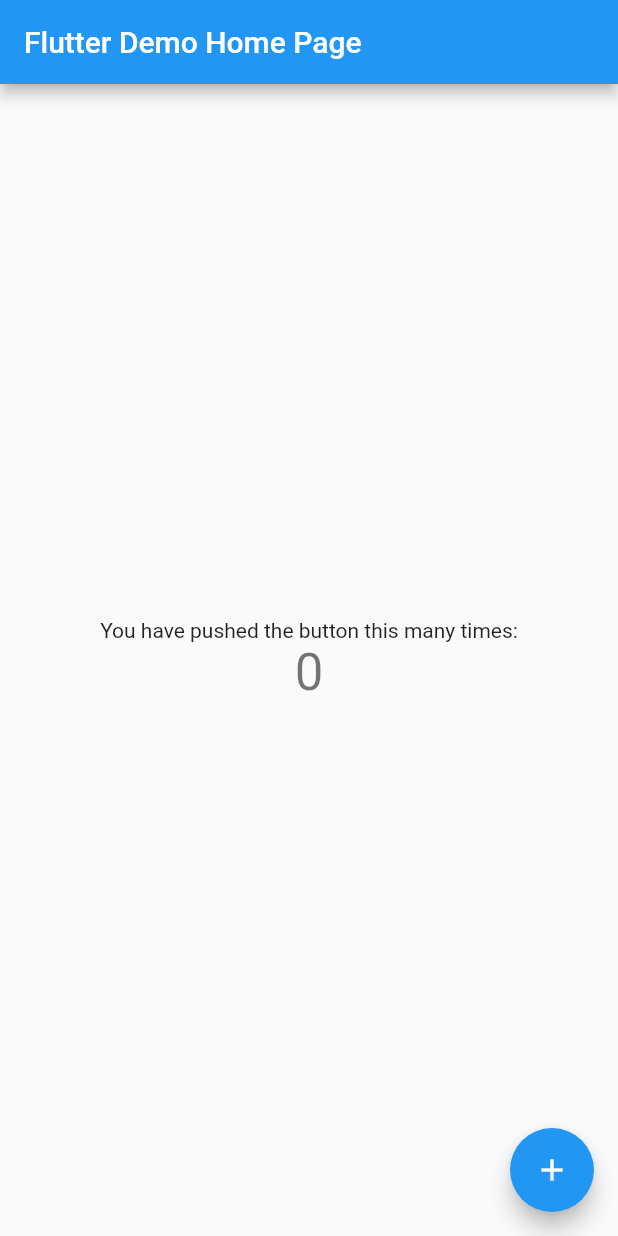
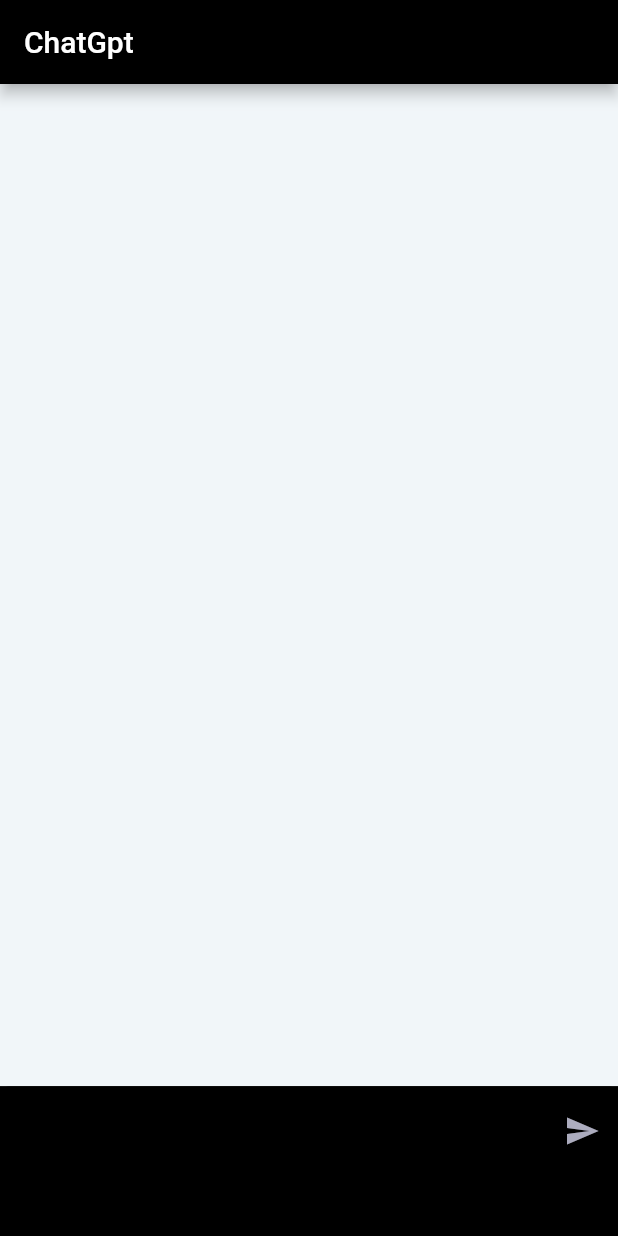
Before and after one commit to uttkarshhousr/chatgpt, a Flutter app: the screen it shows after launch, on a phone screen of 412 x 824 dp. Run offline on Flutter 3.47's test engine with Material 2 defaults, Android fonts, the phone set to English and light mode, and no system bars; our stand-ins replace animated_text_kit, flutter_dotenv, get.

Commit message:
v-2 chat feature

```diff
--- /dev/null
+++ b/lib/Controller/MessageController.dart
@@ -0,0 +1,11 @@
+import 'package:get/get_rx/src/rx_types/rx_types.dart';
+import 'package:get/get_state_manager/src/simple/get_controllers.dart';
+
+class MessageController extends GetxController {
+  RxList objMessageController = [].obs;
+
+  void updateObjMessageController(Map value) {
+    objMessageController.add(value);
+  }
+
+}
--- /dev/null
+++ b/lib/data/models/prompt_model.dart
@@ -0,0 +1,8 @@
+
+import 'package:chatgpt_app/Controller/MessageController.dart';
+
+class PromptModel {
+  MessageController messageController;
+  PromptModel({required this.messageController}
+      );
+}
--- /dev/null
+++ b/lib/data/repositories/openai_repository.dart
@@ -0,0 +1,34 @@
+import 'dart:convert';
+import 'package:chatgpt_app/Controller/MessageController.dart';
+import 'package:get/get.dart';
+import '../services/openai_service.dart';
+
+MessageController messageController =Get.put(MessageController()) ;
+class OpenAIRepository {
+  final OpenAIService _openAIService;
+  final String prompt;
+
+  OpenAIRepository(this.prompt, {required OpenAIService openAIService})
+      : _openAIService = openAIService;
+
+   fetchPrompts() async
+  {
+    var response = await _openAIService.openAiService(prompt);
+    var jsonData = json.decode(response.body);
+    if(response.statusCode==200)
+    {
+      messageController.updateObjMessageController(
+          {
+            "isUser":false,
+            "message":jsonData["choices"][0]["message"]["content"]
+          }
+          );
+      messageController.objMessageController.refresh();
+      print(messageController.objMessageController);
+    }else
+    {
+      return [response.statusCode];
+    }
+  }
+
+}
--- a/lib/main.dart
+++ b/lib/main.dart
@@ -1,7 +1,21 @@
+import 'package:chatgpt_app/data/models/prompt_model.dart';
+import 'package:chatgpt_app/ui/views/home/home_view.dart';
+import 'package:chatgpt_app/ui/views/home/home_view_model.dart';
 import 'package:flutter/material.dart';
+import 'package:flutter_dotenv/flutter_dotenv.dart';
+import 'package:get/get.dart';
+import 'package:get/get_core/src/get_main.dart';
 
-void main() {
+import 'Controller/MessageController.dart';
+import 'data/services/openai_service.dart';
+void main() async{
+  try {
+    await dotenv.load(fileName: '.env.Production');
+  }catch(e){
+    print(e);
+  }
   runApp(const MyApp());
+
 }
 
 class MyApp extends StatelessWidget {
@@ -11,17 +25,8 @@ class MyApp extends StatelessWidget {
   @override
   Widget build(BuildContext context) {
     return MaterialApp(
-      title: 'Flutter Demo',
+      title: 'ChatGpt',
       theme: ThemeData(
-        // This is the theme of your application.
-        //
-        // Try running your application with "flutter run". You'll see the
-        // application has a blue toolbar. Then, without quitting the app, try
-        // changing the primarySwatch below to Colors.green and then invoke
-        // "hot reload" (press "r" in the console where you ran "flutter run",
-        // or simply save your changes to "hot reload" in a Flutter IDE).
-        // Notice that the counter didn't reset back to zero; the application
-        // is not restarted.
         primarySwatch: Colors.blue,
       ),
       home: const MyHomePage(title: 'Flutter Demo Home Page'),
@@ -31,85 +36,21 @@ class MyApp extends StatelessWidget {
 
 class MyHomePage extends StatefulWidget {
   const MyHomePage({super.key, required this.title});
-
-  // This widget is the home page of your application. It is stateful, meaning
-  // that it has a State object (defined below) that contains fields that affect
-  // how it looks.
-
-  // This class is the configuration for the state. It holds the values (in this
-  // case the title) provided by the parent (in this case the App widget) and
-  // used by the build method of the State. Fields in a Widget subclass are
-  // always marked "final".
-
   final String title;
 
   @override
   State<MyHomePage> createState() => _MyHomePageState();
 }
 
+MessageController messageController =Get.put(MessageController()) ;
+final prompt = PromptModel(messageController: messageController);
+
 class _MyHomePageState extends State<MyHomePage> {
-  int _counter = 0;
 
-  void _incrementCounter() {
-    setState(() {
-      // This call to setState tells the Flutter framework that something has
-      // changed in this State, which causes it to rerun the build method below
-      // so that the display can reflect the updated values. If we changed
-      // _counter without calling setState(), then the build method would not be
-      // called again, and so nothing would appear to happen.
-      _counter++;
-    });
-  }
+  final homeViewModel = HomeViewModel(promptModel: prompt);
 
   @override
   Widget build(BuildContext context) {
-    // This method is rerun every time setState is called, for instance as done
-    // by the _incrementCounter method above.
-    //
-    // The Flutter framework has been optimized to make rerunning build methods
-    // fast, so that you can just rebuild anything that needs updating rather
-    // than having to individually change instances of widgets.
-    return Scaffold(
-      appBar: AppBar(
-        // Here we take the value from the MyHomePage object that was created by
-        // the App.build method, and use it to set our appbar title.
-        title: Text(widget.title),
-      ),
-      body: Center(
-        // Center is a layout widget. It takes a single child and positions it
-        // in the middle of the parent.
-        child: Column(
-          // Column is also a layout widget. It takes a list of children and
-          // arranges them vertically. By default, it sizes itself to fit its
-          // children horizontally, and tries to be as tall as its parent.
-          //
-          // Invoke "debug painting" (press "p" in the console, choose the
-          // "Toggle Debug Paint" action from the Flutter Inspector in Android
-          // Studio, or the "Toggle Debug Paint" command in Visual Studio Code)
-          // to see the wireframe for each widget.
-          //
-          // Column has various properties to control how it sizes itself and
-          // how it positions its children. Here we use mainAxisAlignment to
-          // center the children vertically; the main axis here is the vertical
-          // axis because Columns are vertical (the cross axis would be
-          // horizontal).
-          mainAxisAlignment: MainAxisAlignment.center,
-          children: <Widget>[
-            const Text(
-              'You have pushed the button this many times:',
-            ),
-            Text(
-              '$_counter',
-              style: Theme.of(context).textTheme.headlineMedium,
-            ),
-          ],
-        ),
-      ),
-      floatingActionButton: FloatingActionButton(
-        onPressed: _incrementCounter,
-        tooltip: 'Increment',
-        child: const Icon(Icons.add),
-      ), // This trailing comma makes auto-formatting nicer for build methods.
-    );
+    return HomeView(homeViewModel: homeViewModel,);
   }
 }
--- /dev/null
+++ b/lib/ui/Shared/Widgets/text_field.dart
@@ -0,0 +1,71 @@
+import 'package:chatgpt_app/data/repositories/openai_repository.dart';
+import 'package:chatgpt_app/data/services/openai_service.dart';
+import 'package:flutter/material.dart';
+
+
+
+
+class AppTextField extends StatelessWidget {
+  final TextEditingController controller;
+
+
+  const AppTextField(
+    this.controller,
+ {
+    Key? key,
+  }) : super(key: key);
+
+  @override
+  Widget build(BuildContext context) {
+    return Container(
+height: 100,
+      decoration: const BoxDecoration(
+        color: Colors.black,
+        border: Border(
+          top: BorderSide(
+            color: Colors.black,
+            width: 0.5,
+          ),
+        ),
+      ),
+      child:TextFormField(
+        onFieldSubmitted: (e) {
+          OpenAIRepository(e, openAIService: OpenAIService()).fetchPrompts();
+          messageController.updateObjMessageController(
+              {
+                "isUser":true,
+                "message":e
+              }
+          );
+          messageController.objMessageController.refresh();
+          controller.clear();
+
+        },
+        controller: controller,
+        style: const TextStyle(
+          color: Colors.white,
+        ),
+        decoration: const InputDecoration(
+          focusColor: Colors.white,
+          filled: true,
+          fillColor: Colors.black,
+          suffixIcon: Icon(
+            Icons.send,
+            color: Color(0xffacacbe),
+          ),
+          focusedBorder: OutlineInputBorder(
+            borderSide: BorderSide.none,
+            borderRadius: BorderRadius.all(
+              Radius.circular(5.0),
+            ),
+          ),
+          border: OutlineInputBorder(
+
+            borderRadius: BorderRadius.all(
+              Radius.circular(5.0),
+            ),
+          ),
+        ),
+      ),
+    );
+  }}
--- /dev/null
+++ b/lib/ui/views/home/home_view.dart
@@ -0,0 +1,71 @@
+import 'package:flutter/material.dart';
+import 'package:get/get_state_manager/src/rx_flutter/rx_obx_widget.dart';
+import '../../Shared/Widgets/prompt_card.dart';
+import '../../Shared/Widgets/text_field.dart';
+import 'home_view_model.dart';
+
+class HomeView extends StatefulWidget {
+  final HomeViewModel homeViewModel;
+   HomeView({Key? key, required this.homeViewModel}) : super(key: key);
+
+  @override
+  State<HomeView> createState() => _HomeViewState();
+}
+final ScrollController _scrollController = ScrollController();
+
+
+
+class _HomeViewState extends State<HomeView> {
+  @override
+  void initState() {
+
+    // // listen to changes in the listview and scroll to the end when new chat comes in
+    // _scrollController.addListener(() {
+    //   if (_scrollController.position.pixels ==
+    //       _scrollController.position.maxScrollExtent) {
+    //     // do nothing when user scroll to the top
+    //     return;
+    //   }
+      // if (_scrollController.offset >=
+      //     _scrollController.position.maxScrollExtent) {
+      //   _scrollController.animateTo(_scrollController.position.maxScrollExtent,
+      //       duration: Duration(milliseconds: 500), curve: Curves.ease);
+      // }
+
+    super.initState();
+  }
+  final TextEditingController textEditingController = TextEditingController();
+
+  @override
+  Widget build(BuildContext context) {
+    return Scaffold(
+      bottomSheet:AppTextField(textEditingController),
+      backgroundColor: const Color(0xffffF1F6F9),
+        appBar: AppBar(
+          backgroundColor: Colors.black,
+          title: const Text("ChatGpt"),
+        ),
+        body: SafeArea(
+          child:
+          Center(
+            child:
+            Obx(()=>ListView.builder(
+              controller: _scrollController,
+              itemCount: widget.homeViewModel.messageController.objMessageController.length,
+              itemBuilder: (BuildContext context, int index) {
+                return Padding(
+                  padding: const EdgeInsets.all(8.0),
+                  child: Align(
+                      alignment:widget.homeViewModel.messageController.objMessageController[index]["isUser"]?Alignment.topRight:Alignment.topLeft,
+                      child: UserMessage(text: widget.homeViewModel.messageController.objMessageController[index]["message"]??"", color:widget.homeViewModel.messageController.objMessageController[index]["isUser"]? const Color(0xffff394867):const Color(0xffff212A3E), icon: const Icon(Icons.confirmation_num_sharp), isUser:widget.homeViewModel.messageController.objMessageController[index]["isUser"] ,)),
+                );
+              },
+            ),
+              )
+
+
+          ),
+        )// This trailing comma makes auto-formatting nicer for build methods.
+    );
+  }
+}
--- /dev/null
+++ b/lib/ui/views/home/home_view_model.dart
@@ -0,0 +1,12 @@
+import 'package:chatgpt_app/Controller/MessageController.dart';
+import 'package:chatgpt_app/data/models/prompt_model.dart';
+
+
+
+class HomeViewModel{
+  final PromptModel promptModel;
+
+  HomeViewModel({required this.promptModel});
+
+  MessageController get messageController => promptModel.messageController;
+}
```
Also changed, not shown: lib/data/models/story_prompt.dart (added, +7 -0 lines), lib/data/services/openai_service.dart (added, +36 -0 lines), lib/ui/Shared/Widgets/loader_card.dart (added, +31 -0 lines), lib/ui/Shared/Widgets/prompt_card.dart (added, +44 -0 lines), lib/ui/Shared/Widgets/story_card.dart (added, +31 -0 lines), pubspec.yaml (+6 -3 lines), lib/ui/views/story_generator/story_generator_view.dart (added), pubspec.lock, 1 other file.
